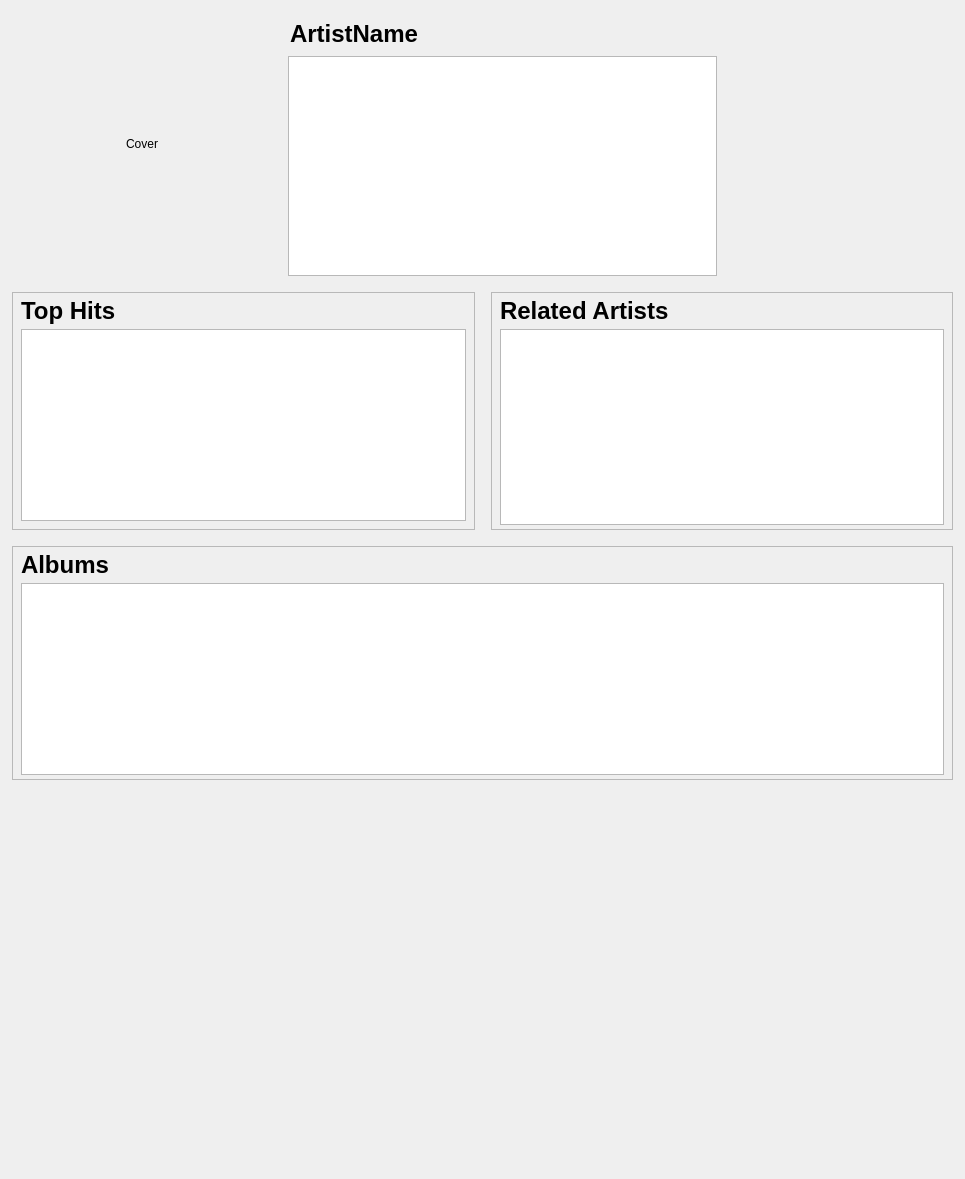
Before: the Qt Designer form src/libtomahawk/widgets/infowidgets/ArtistInfoWidget.ui in tomahawk-player/tomahawk, drawn with Qt 5.
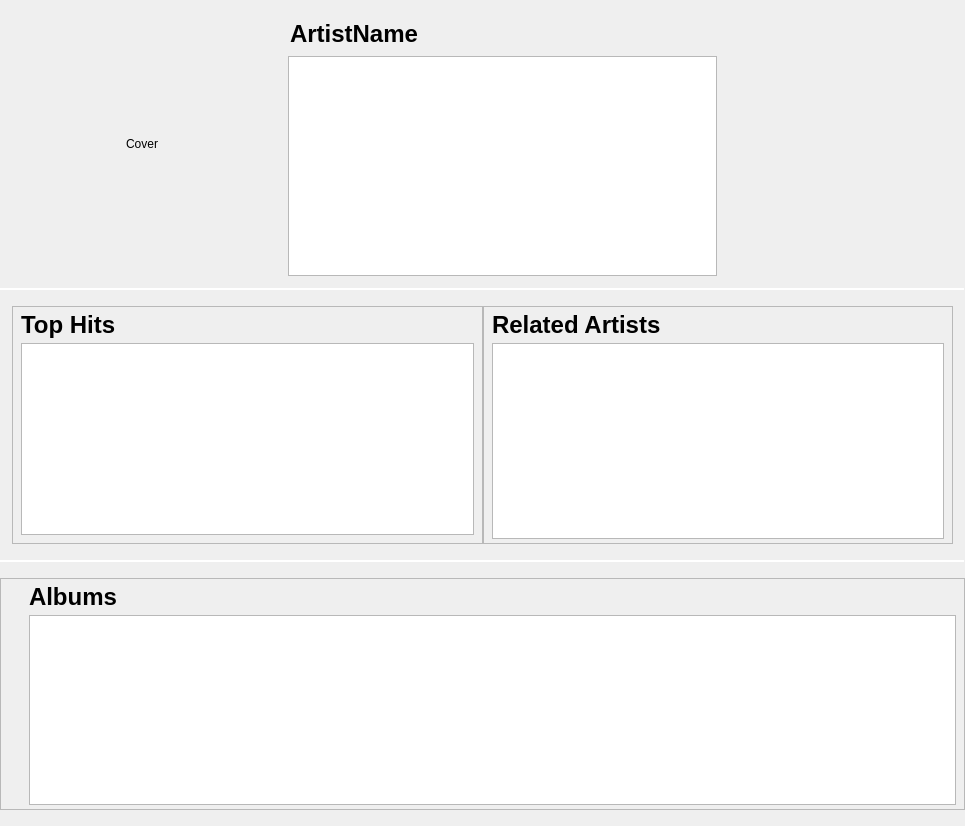
After: the same form once the commit is applied. Custom widgets are drawn as their Qt base class.

Commit message: * Further tweaks to artist-page layout.

```diff
--- a/src/libtomahawk/widgets/infowidgets/ArtistInfoWidget.ui
+++ b/src/libtomahawk/widgets/infowidgets/ArtistInfoWidget.ui
@@ -7,18 +7,18 @@
     <x>0</x>
     <y>0</y>
     <width>965</width>
-    <height>1179</height>
+    <height>822</height>
    </rect>
   </property>
   <property name="windowTitle">
    <string notr="true" extracomment="not translatable because not shown to the user">Form</string>
   </property>
-  <layout class="QVBoxLayout" name="verticalLayout" stretch="0,0,0,1">
+  <layout class="QVBoxLayout" name="verticalLayout_7">
    <property name="spacing">
-    <number>16</number>
+    <number>0</number>
    </property>
    <property name="margin">
-    <number>12</number>
+    <number>0</number>
    </property>
    <item>
     <layout class="QHBoxLayout" name="horizontalLayout">
@@ -26,7 +26,7 @@
       <number>16</number>
      </property>
      <property name="margin">
-      <number>0</number>
+      <number>12</number>
      </property>
      <item>
       <widget class="PlayableCover" name="cover">
@@ -130,8 +130,64 @@
     </layout>
    </item>
    <item>
+    <widget class="Line" name="lineAbove">
+     <property name="maximumSize">
+      <size>
+       <width>16777215</width>
+       <height>1</height>
+      </size>
+     </property>
+     <property name="frameShadow">
+      <enum>QFrame::Sunken</enum>
+     </property>
+     <property name="orientation">
+      <enum>Qt::Horizontal</enum>
+     </property>
+    </widget>
+   </item>
+   <item>
+    <widget class="Line" name="lineBelow">
+     <property name="maximumSize">
+      <size>
+       <width>16777215</width>
+       <height>1</height>
+      </size>
+     </property>
+     <property name="orientation">
+      <enum>Qt::Horizontal</enum>
+     </property>
+    </widget>
+   </item>
+   <item>
+    <widget class="QWidget" name="widget" native="true">
+     <layout class="QVBoxLayout" name="verticalLayout">
+      <property name="spacing">
+       <number>0</number>
+      </property>
+      <property name="leftMargin">
+       <number>0</number>
+      </property>
+      <property name="topMargin">
+       <number>16</number>
+      </property>
+      <property name="rightMargin">
+       <number>0</number>
+      </property>
+      <property name="bottomMargin">
+       <number>16</number>
+      </property>
+      <item>
     <layout class="QHBoxLayout" name="horizontalLayout_2">
-     <property name="margin">
+        <property name="leftMargin">
+         <number>12</number>
+        </property>
+        <property name="topMargin">
+         <number>0</number>
+        </property>
+        <property name="rightMargin">
+         <number>12</number>
+        </property>
+        <property name="bottomMargin">
       <number>0</number>
      </property>
      <item>
@@ -254,6 +310,53 @@
      </item>
     </layout>
    </item>
+     </layout>
+    </widget>
+   </item>
+   <item>
+    <widget class="Line" name="lineAbove2">
+     <property name="maximumSize">
+      <size>
+       <width>16777215</width>
+       <height>1</height>
+      </size>
+     </property>
+     <property name="orientation">
+      <enum>Qt::Horizontal</enum>
+     </property>
+    </widget>
+   </item>
+   <item>
+    <widget class="Line" name="lineBelow2">
+     <property name="maximumSize">
+      <size>
+       <width>16777215</width>
+       <height>1</height>
+      </size>
+     </property>
+     <property name="orientation">
+      <enum>Qt::Horizontal</enum>
+     </property>
+    </widget>
+   </item>
+   <item>
+    <widget class="QWidget" name="albumWidget" native="true">
+     <layout class="QVBoxLayout" name="verticalLayout_2">
+      <property name="spacing">
+       <number>0</number>
+      </property>
+      <property name="leftMargin">
+       <number>0</number>
+      </property>
+      <property name="topMargin">
+       <number>16</number>
+      </property>
+      <property name="rightMargin">
+       <number>0</number>
+      </property>
+      <property name="bottomMargin">
+       <number>16</number>
+      </property>
    <item>
     <widget class="QFrame" name="albumFrame">
      <property name="frameShape">
@@ -267,7 +370,7 @@
        <number>4</number>
       </property>
       <property name="leftMargin">
-       <number>8</number>
+          <number>28</number>
       </property>
       <property name="topMargin">
        <number>4</number>
@@ -299,7 +402,7 @@
       <item>
        <widget class="GridView" name="albums">
         <property name="sizePolicy">
-         <sizepolicy hsizetype="Expanding" vsizetype="Fixed">
+            <sizepolicy hsizetype="Expanding" vsizetype="Expanding">
           <horstretch>0</horstretch>
           <verstretch>0</verstretch>
          </sizepolicy>
@@ -315,22 +418,17 @@
      </layout>
     </widget>
    </item>
-   <item>
-    <spacer name="verticalSpacer">
-     <property name="orientation">
-      <enum>Qt::Vertical</enum>
-     </property>
-     <property name="sizeHint" stdset="0">
-      <size>
-       <width>20</width>
-       <height>0</height>
-      </size>
-     </property>
-    </spacer>
+     </layout>
+    </widget>
    </item>
   </layout>
  </widget>
  <customwidgets>
+  <customwidget>
+   <class>PlaylistView</class>
+   <extends>QTreeView</extends>
+   <header location="global">playlist/PlaylistView.h</header>
+  </customwidget>
   <customwidget>
    <class>GridView</class>
    <extends>QListView</extends>
@@ -341,11 +439,6 @@
    <extends>QLabel</extends>
    <header>widgets/PlayableCover.h</header>
   </customwidget>
-  <customwidget>
-   <class>PlaylistView</class>
-   <extends>QTreeView</extends>
-   <header>playlist/PlaylistView.h</header>
-  </customwidget>
  </customwidgets>
  <resources/>
  <connections/>
```
Lines whose indentation alone changed are shown as unchanged. The commit also changes 1 other file.
